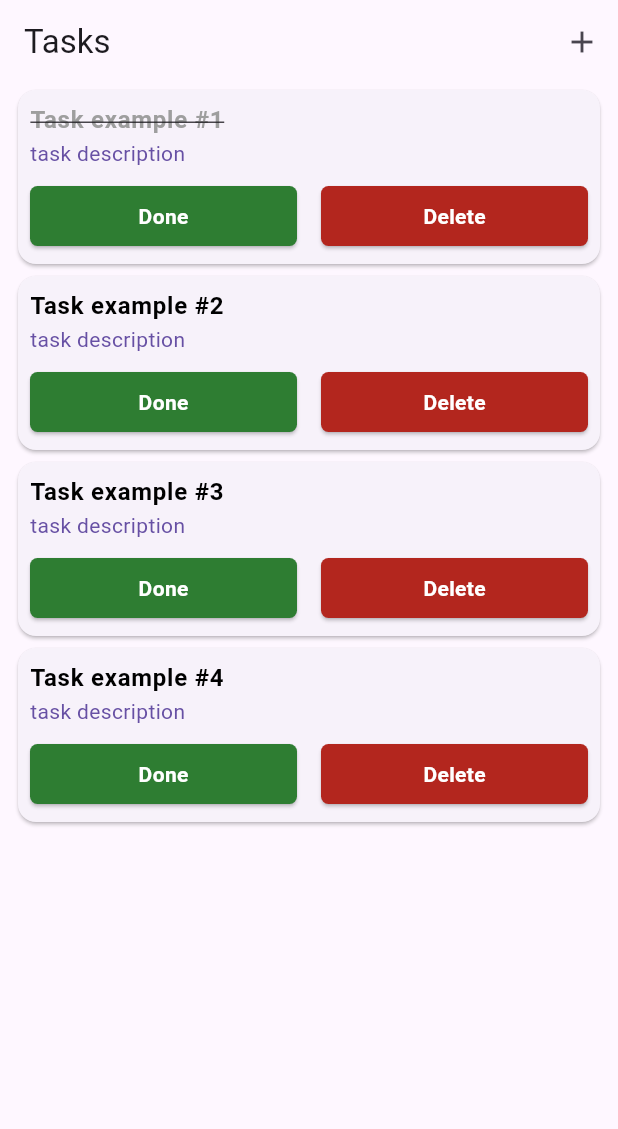
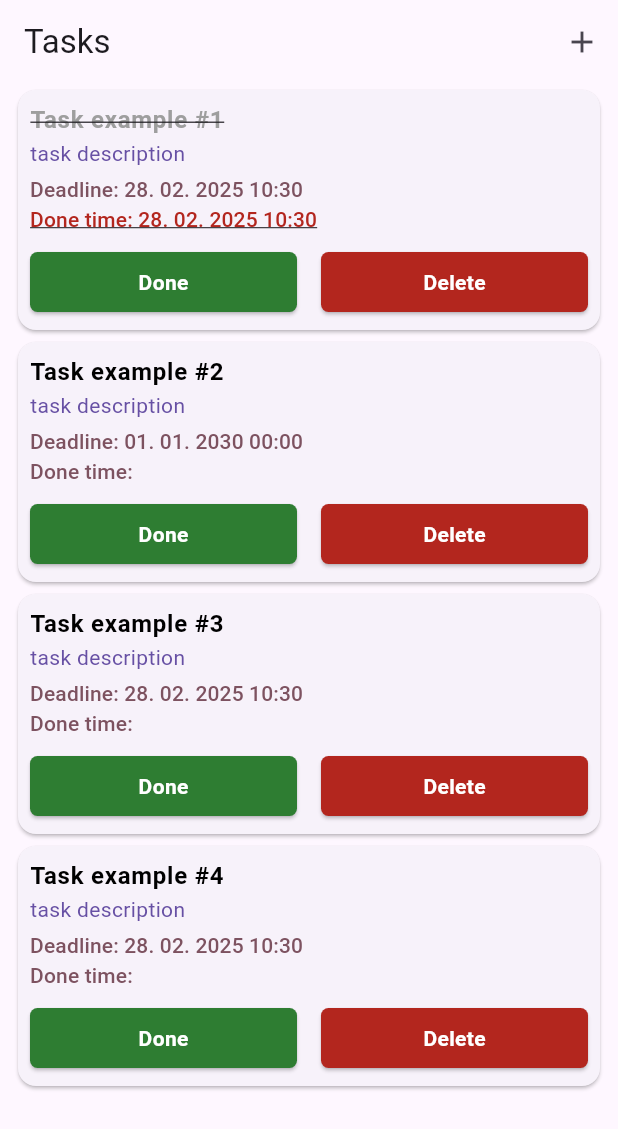
Before and after one commit to Akzhol-Asan/my_todo_list, a Flutter app: the screen it shows after launch, after a tap on "Done", on a phone screen of 412 x 824 dp. Shown: the top 1129 px of the screen. Run offline on Flutter 3.47's test engine with Material 3 defaults, Android fonts, the phone set to English and light mode, and no system bars.

Commit message:
Deadline & DoneTime created

```diff
--- a/lib/app.dart
+++ b/lib/app.dart
@@ -16,19 +16,23 @@ class _AppState extends State<App> {
     Task(
         title: 'Task example #1',
         isDone: false,
-        description: 'task description'),
+        description: 'task description',
+        dateTime: DateTime.now()),
     Task(
         title: 'Task example #2',
         isDone: false,
-        description: 'task description'),
+        description: 'task description',
+        dateTime: DateTime(DateTime.now().year + 5)),
     Task(
         title: 'Task example #3',
         isDone: false,
-        description: 'task description'),
+        description: 'task description',
+        dateTime: DateTime.now()),
     Task(
         title: 'Task example #4',
         isDone: false,
-        description: 'task description'),
+        description: 'task description',
+        dateTime: DateTime.now()),
   ];
 
   void addTask(Task newTask) {
--- /dev/null
+++ b/lib/helpers/format_datetime.dart
@@ -0,0 +1,30 @@
+import 'package:flutter/material.dart';
+
+String _zeroPad(int dateTimeValue) {
+  if (dateTimeValue < 10) {
+    return '0$dateTimeValue';
+  }
+  return dateTimeValue.toString();
+}
+
+String formatDate(DateTime dateTime) {
+  final day = _zeroPad(dateTime.day);
+  final month = _zeroPad(dateTime.month);
+  final year = dateTime.year;
+
+  return '$day. $month. $year';
+}
+
+String formatTime(TimeOfDay time) {
+  final hour = _zeroPad(time.hour);
+  final minute = _zeroPad(time.minute);
+
+  return '$hour:$minute';
+}
+
+String formatDateTime(DateTime dateTime) {
+  final date = formatDate(dateTime);
+  final time = formatTime(TimeOfDay.fromDateTime(dateTime));
+
+  return '$date $time';
+}
--- a/lib/models/task.dart
+++ b/lib/models/task.dart
@@ -2,10 +2,12 @@ class Task {
   final String title;
   final String description;
   final bool isDone;
+  final DateTime dateTime;
 
   Task({
     required this.title,
     required this.description,
     required this.isDone,
+    required this.dateTime,
   });
 }
--- a/lib/screens/tasks_screen.dart
+++ b/lib/screens/tasks_screen.dart
@@ -14,10 +14,12 @@ class TasksScreen extends StatefulWidget {
 class _TasksScreenState extends State<TasksScreen> {
   @override
   Widget build(BuildContext context) {
-    return Padding(
-      padding: const EdgeInsets.symmetric(horizontal: 8),
-      child: Column(
-        children: widget.tasks.map((task) => TaskCard(task: task)).toList(),
+    return SingleChildScrollView(
+      child: Padding(
+        padding: const EdgeInsets.symmetric(horizontal: 8),
+        child: Column(
+          children: widget.tasks.map((task) => TaskCard(task: task)).toList(),
+        ),
       ),
     );
   }
--- a/lib/widgets/task_card.dart
+++ b/lib/widgets/task_card.dart
@@ -1,4 +1,5 @@
 import 'package:flutter/material.dart';
+import 'package:home_work_1/helpers/format_datetime.dart';
 import '../models/task.dart';
 
 class TaskCard extends StatefulWidget {
@@ -12,16 +13,26 @@ class TaskCard extends StatefulWidget {
 
 class _TaskCardState extends State<TaskCard> {
   bool isDone = false;
+  String? doneTime;
+  bool deadlineIsFailed = false;
 
   void taskIsDone() {
     setState(() {
       isDone = !isDone;
+      if (isDone) {
+        doneTime = formatDateTime(DateTime.now());
+        deadlineIsFailed = DateTime.now().isAfter(widget.task.dateTime);
+      } else {
+        doneTime = null;
+        deadlineIsFailed = false;
+      }
     });
   }
 
   @override
   Widget build(BuildContext context) {
     final theme = Theme.of(context);
+    final titleSmallStyle = theme.textTheme.titleSmall!;
 
     return SizedBox(
       width: double.infinity,
@@ -31,21 +42,45 @@ class _TaskCardState extends State<TaskCard> {
           child: Column(
             crossAxisAlignment: CrossAxisAlignment.start,
             children: [
-              Text(widget.task.title,
-                  style: theme.textTheme.bodyLarge!.copyWith(
-                    fontWeight: FontWeight.bold,
-                    decoration: isDone
-                        ? TextDecoration.lineThrough
-                        : TextDecoration.none,
-                    color: isDone ? Colors.grey : Colors.black,
-                  )),
+              //Task title
+              Text(
+                widget.task.title,
+                style: theme.textTheme.bodyLarge!.copyWith(
+                  fontWeight: FontWeight.bold,
+                  decoration:
+                      isDone ? TextDecoration.lineThrough : TextDecoration.none,
+                  color: isDone ? Colors.grey : Colors.black,
+                ),
+              ),
+              //Task description
               Text(
                 widget.task.description,
                 style: theme.textTheme.bodyMedium!.copyWith(
                   color: theme.colorScheme.primary,
                 ),
               ),
+              SizedBox(height: 4),
+              //Deadline
+              Text(
+                'Deadline: ${formatDateTime(widget.task.dateTime)}',
+                style:
+                    titleSmallStyle.copyWith(color: theme.colorScheme.tertiary),
+              ),
+              //DoneTime
+              Text(
+                isDone ? 'Done time: $doneTime' : 'Done time:',
+                style: titleSmallStyle.copyWith(
+                    color: isDone
+                        ? (deadlineIsFailed
+                            ? theme.colorScheme.error
+                            : Colors.green.shade800)
+                        : theme.colorScheme.tertiary,
+                    decoration: deadlineIsFailed
+                        ? TextDecoration.underline
+                        : TextDecoration.none),
+              ),
               SizedBox(height: 8),
+              //Done & Delete buttons
               Row(
                 mainAxisAlignment: MainAxisAlignment.spaceBetween,
                 children: [
```
Also changed, not shown: lib/widgets/new_task.dart (+84 -2 lines), 4 other files.
